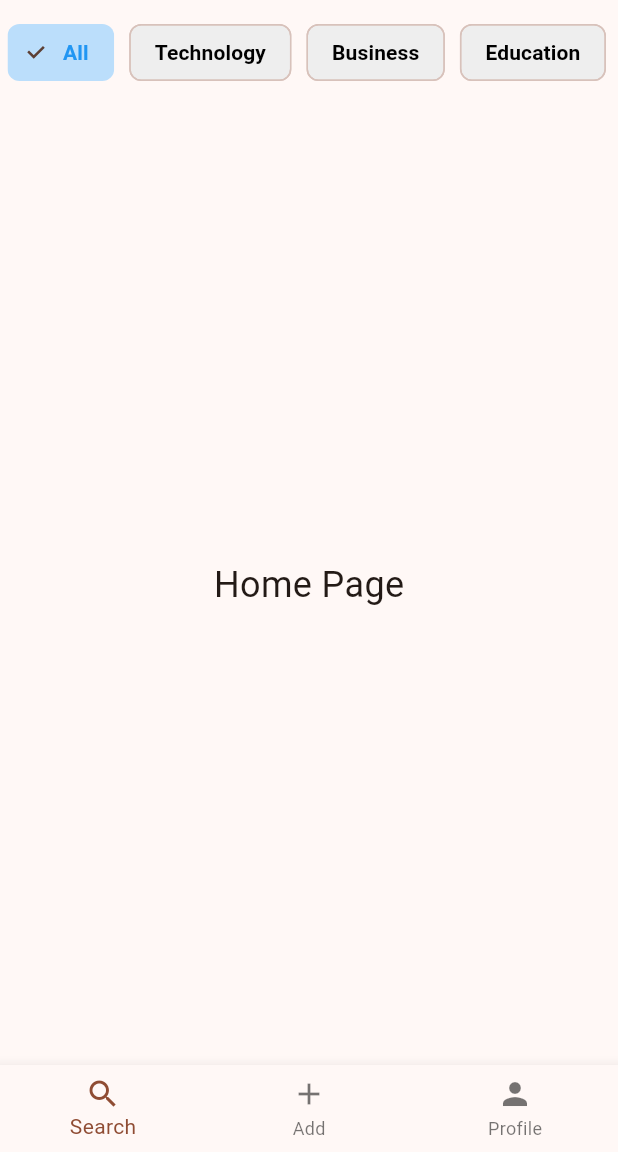
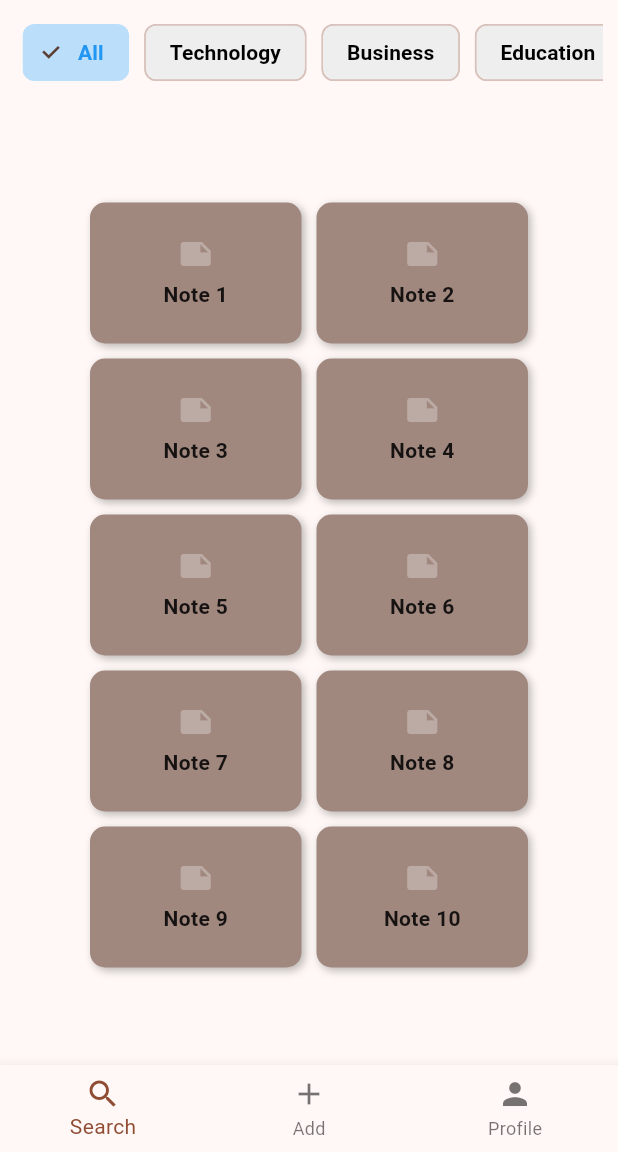
Before and after one commit to raihan-faza/daily-logbook, a Flutter app: the screen it shows after launch, on a phone screen of 412 x 824 dp, the part 84-1236 px from its top. Run offline on Flutter 3.47's test engine with Material 3 defaults, Android fonts, the phone set to English and light mode, and no system bars.

Commit message:
adding stateless widget box for visualization

```diff
--- a/logbook_frontend/lib/main.dart
+++ b/logbook_frontend/lib/main.dart
@@ -66,7 +66,7 @@ class _MyHomePageState extends State<MyHomePage> {
         children: [
           // Centered Category Bubbles
           Padding(
-            padding: const EdgeInsets.symmetric(vertical: 10),
+            padding: const EdgeInsets.symmetric(vertical: 10, horizontal: 10),
             child: SizedBox(
               height: 50,
               child: Center(
@@ -104,10 +104,63 @@ class _MyHomePageState extends State<MyHomePage> {
             ),
           ),
 
-          // Main Page Content
+          // Main Page Content (Scrollable Tiny Grid)
           Expanded(
             child: Center(
-              child: _pages[_selectedIndex],
+              child: SingleChildScrollView(
+                child: Padding(
+                  padding: const EdgeInsets.all(60),
+                  child: GridView.builder(
+                    shrinkWrap: true,
+                    physics:
+                        const NeverScrollableScrollPhysics(), // Disable internal scroll
+                    gridDelegate:
+                        const SliverGridDelegateWithFixedCrossAxisCount(
+                      crossAxisCount: 2, // 2 columns
+                      crossAxisSpacing: 10,
+                      mainAxisSpacing: 10,
+                      childAspectRatio: 1.5, // Smaller box
+                    ),
+                    itemCount: 10, // Increased for better scrolling
+                    itemBuilder: (context, index) {
+                      return GestureDetector(
+                        onTap: () {
+                          // Handle box tap
+                        },
+                        child: Container(
+                          decoration: BoxDecoration(
+                            color: Colors.brown.shade300,
+                            borderRadius: BorderRadius.circular(10),
+                            boxShadow: [
+                              BoxShadow(
+                                color: Colors.black26,
+                                blurRadius: 4,
+                                offset: Offset(2, 2),
+                              ),
+                            ],
+                          ),
+                          child: Column(
+                            mainAxisAlignment: MainAxisAlignment.center,
+                            children: [
+                              Icon(Icons.note,
+                                  size: 24, color: Colors.brown.shade200),
+                              SizedBox(height: 5),
+                              Text(
+                                'Note ${index + 1}',
+                                style: TextStyle(
+                                  fontSize: 14,
+                                  fontWeight: FontWeight.bold,
+                                  color: Colors.black87,
+                                ),
+                              ),
+                            ],
+                          ),
+                        ),
+                      );
+                    },
+                  ),
+                ),
+              ),
             ),
           ),
         ],
```
